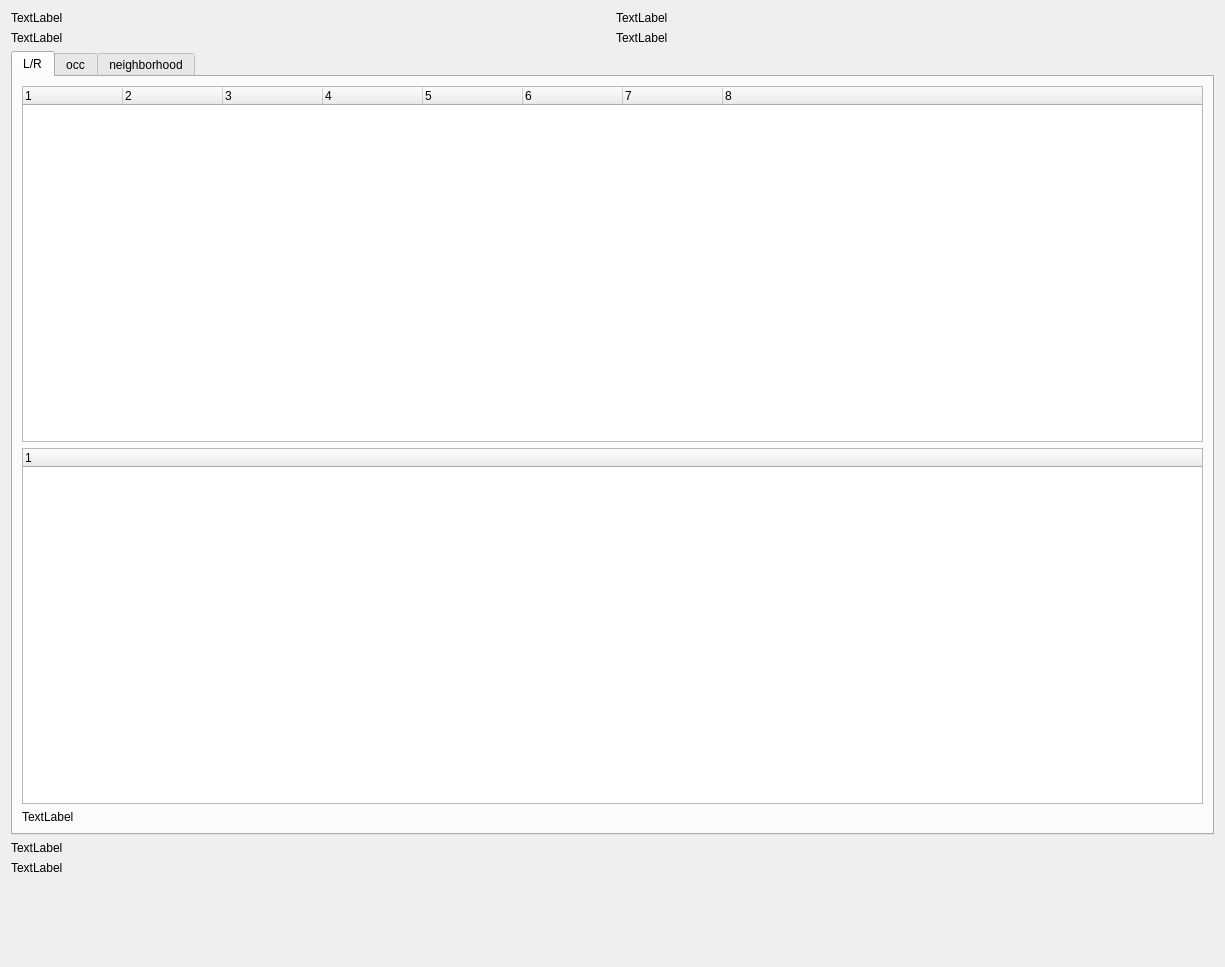
First picture: the form in gui/regionwidget.ui, repository klindworth/disparity_estimation, before the edit.
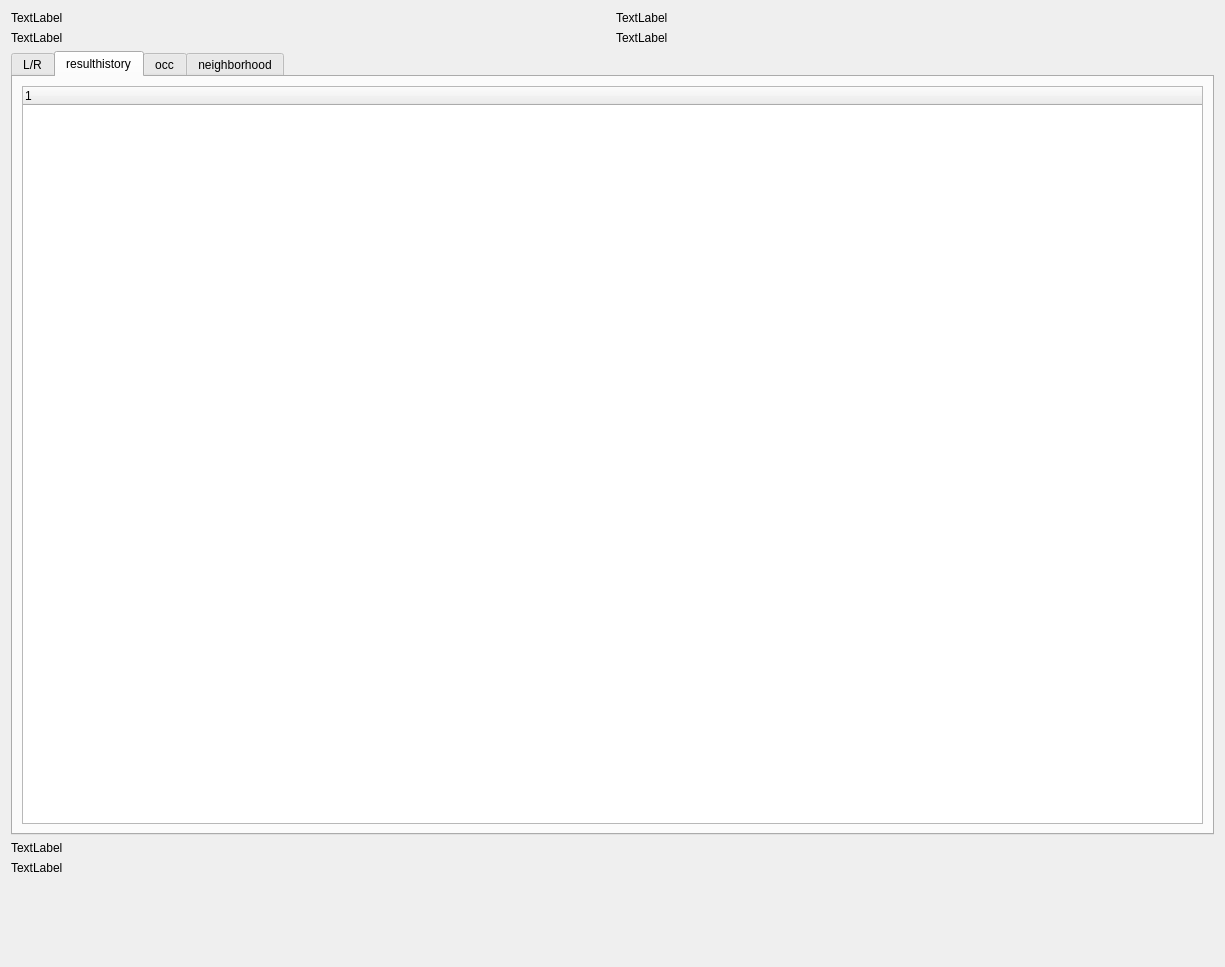
Second picture: the form after the edit. The open tabs and pages were chosen to show the change. Custom widgets are drawn as their Qt base class.

```diff
--- a/gui/regionwidget.ui
+++ b/gui/regionwidget.ui
@@ -121,6 +121,22 @@
        </item>
       </layout>
      </widget>
+     <widget class="QWidget" name="resulthistory">
+      <attribute name="title">
+       <string>resulthistory</string>
+      </attribute>
+      <layout class="QVBoxLayout" name="verticalLayout_2">
+       <item>
+        <widget class="QTreeWidget" name="twResulthistory">
+         <column>
+          <property name="text">
+           <string notr="true">1</string>
+          </property>
+         </column>
+        </widget>
+       </item>
+      </layout>
+     </widget>
      <widget class="QWidget" name="tab_2">
       <attribute name="title">
        <string>occ</string>
```
